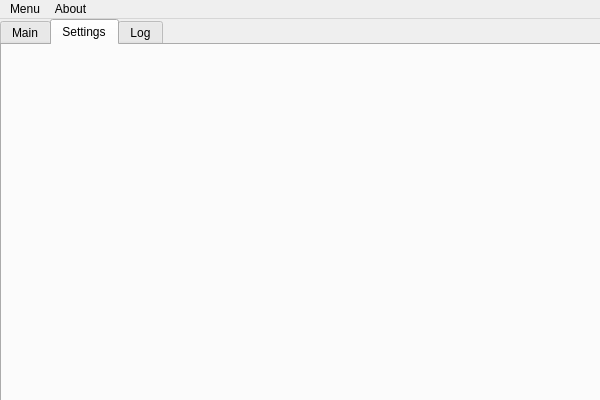
The window that src/mainwindow.ui (EugW/OWStreamRecordEx) describes before a commit, drawn with Qt 5.
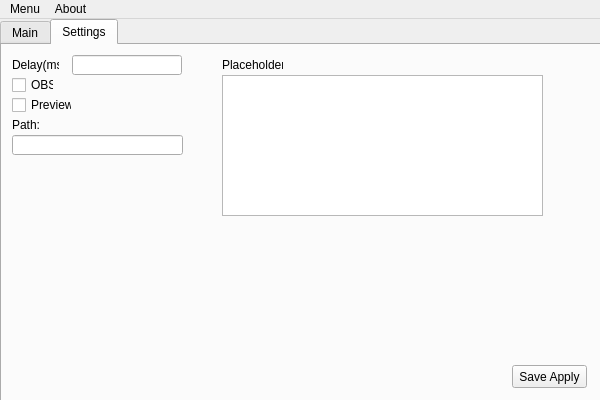
The same window after the commit. The open tabs and pages were chosen to show the change.

The edit to the form file:
```diff
--- a/src/mainwindow.ui
+++ b/src/mainwindow.ui
@@ -107,23 +107,7 @@
        </rect>
       </property>
       <property name="text">
-       <string>PushButtonDest</string>
-      </property>
-     </widget>
-     <widget class="QCheckBox" name="checkBoxOBS">
-      <property name="geometry">
-       <rect>
-        <x>260</x>
-        <y>220</y>
-        <width>70</width>
-        <height>17</height>
-       </rect>
-      </property>
-      <property name="text">
-       <string>Use OBS</string>
-      </property>
-      <property name="checked">
-       <bool>false</bool>
+       <string>Stop service [DEBUG]</string>
       </property>
      </widget>
      <widget class="QLabel" name="labelTankSR">
@@ -209,11 +193,114 @@
      <attribute name="title">
       <string>Settings</string>
      </attribute>
-    </widget>
-    <widget class="QWidget" name="tab_3">
-     <attribute name="title">
-      <string>Log</string>
-     </attribute>
+     <widget class="QLabel" name="labelDelay">
+      <property name="geometry">
+       <rect>
+        <x>10</x>
+        <y>10</y>
+        <width>47</width>
+        <height>20</height>
+       </rect>
+      </property>
+      <property name="text">
+       <string>Delay(ms)</string>
+      </property>
+     </widget>
+     <widget class="QLineEdit" name="lineEditDelay">
+      <property name="geometry">
+       <rect>
+        <x>70</x>
+        <y>10</y>
+        <width>110</width>
+        <height>20</height>
+       </rect>
+      </property>
+     </widget>
+     <widget class="QPushButton" name="pushButtonApplySettings">
+      <property name="geometry">
+       <rect>
+        <x>510</x>
+        <y>320</y>
+        <width>75</width>
+        <height>23</height>
+       </rect>
+      </property>
+      <property name="text">
+       <string>Save Apply</string>
+      </property>
+     </widget>
+     <widget class="QCheckBox" name="checkBoxOBS">
+      <property name="geometry">
+       <rect>
+        <x>10</x>
+        <y>30</y>
+        <width>42</width>
+        <height>20</height>
+       </rect>
+      </property>
+      <property name="text">
+       <string>OBS</string>
+      </property>
+     </widget>
+     <widget class="QCheckBox" name="checkBoxPreview">
+      <property name="geometry">
+       <rect>
+        <x>10</x>
+        <y>50</y>
+        <width>60</width>
+        <height>20</height>
+       </rect>
+      </property>
+      <property name="text">
+       <string>Preview</string>
+      </property>
+     </widget>
+     <widget class="QLabel" name="labelPath">
+      <property name="geometry">
+       <rect>
+        <x>10</x>
+        <y>70</y>
+        <width>31</width>
+        <height>20</height>
+       </rect>
+      </property>
+      <property name="text">
+       <string>Path:</string>
+      </property>
+     </widget>
+     <widget class="QLineEdit" name="lineEditPath">
+      <property name="geometry">
+       <rect>
+        <x>10</x>
+        <y>90</y>
+        <width>171</width>
+        <height>20</height>
+       </rect>
+      </property>
+     </widget>
+     <widget class="QLabel" name="labelPlaceholder">
+      <property name="geometry">
+       <rect>
+        <x>220</x>
+        <y>10</y>
+        <width>61</width>
+        <height>20</height>
+       </rect>
+      </property>
+      <property name="text">
+       <string>Placeholder:</string>
+      </property>
+     </widget>
+     <widget class="QTextEdit" name="textEditPlaceholder">
+      <property name="geometry">
+       <rect>
+        <x>220</x>
+        <y>30</y>
+        <width>321</width>
+        <height>141</height>
+       </rect>
+      </property>
+     </widget>
     </widget>
    </widget>
   </widget>
```
Left out of the diff: 31 changed lines with no effect on the pictures.
